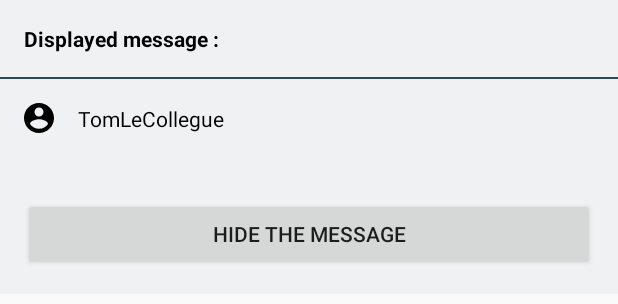
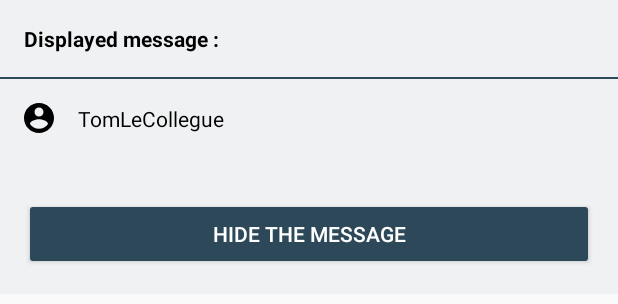
Before and after one commit to Owydoo/twitch-chat-highlight, an Android app: the layout displayed_message_layout.xml on its own in the app's theme, with its tools: preview values and no code run, on a phone screen of 412 x 824 dp. Shown: the top 304 px of the screen. Run offline under Robolectric (Android 15) with nearby library versions, the phone set to English and light mode, and no system bars.

Commit message:
fix text view value

```diff
--- a/MessageReact/app/src/main/java/com/entreprisecorp/messagereact/extensions/ScrollToTopDataObserver.kt
+++ b/MessageReact/app/src/main/java/com/entreprisecorp/messagereact/extensions/ScrollToTopDataObserver.kt
@@ -5,7 +5,7 @@ import androidx.recyclerview.widget.RecyclerView
 import com.entreprisecorp.messagereact.fastitems.MessageItem
 
 class ScrollToTopDataObserver(private val layoutManager: LinearLayoutManager,
-    private val recyclerView: RecyclerView, val block: () -> Unit)
+    private val recyclerView: RecyclerView, val block: (scroll: Boolean) -> Unit)
     : RecyclerView.AdapterDataObserver() {
     override fun onItemRangeInserted(positionStart: Int, itemCount: Int) {
         super.onItemRangeInserted(positionStart, itemCount)
@@ -14,8 +14,9 @@ class ScrollToTopDataObserver(private val layoutManager: LinearLayoutManager,
         // list, scroll to the bottom of the list to show the newly added message.
         if (lastVisiblePosition == -1 || positionStart >= itemCount - 1 && lastVisiblePosition == positionStart - 1) {
             recyclerView.scrollToPosition(positionStart)
+            block(true)
         } else {
-            block()
+            block(false)
         }
     }
 }
--- a/MessageReact/app/src/main/java/com/entreprisecorp/messagereact/fragment/HomeFragment.kt
+++ b/MessageReact/app/src/main/java/com/entreprisecorp/messagereact/fragment/HomeFragment.kt
@@ -50,7 +50,7 @@ class HomeFragment : Fragment(R.layout.fragment_home) {
 
             fastAdapter.registerAdapterDataObserver(ScrollToTopDataObserver(layoutManagerRC, this) {
                 binding.scrollToEndButton.apply {
-                    isVisible = true
+                    isVisible = !it
                 }
             })
         }
@@ -71,7 +71,7 @@ class HomeFragment : Fragment(R.layout.fragment_home) {
                 binding.include.apply {
                     rootDisplayedChatLayout.visibility = View.VISIBLE
                     messageTextView.text = it.message
-                    usernameTextView.text = it.message
+                    usernameTextView.text = it.username
                     hideMessageButton.setOnClickListener {
                         viewModel.hideMessage()
                     }
--- a/MessageReact/app/src/main/res/layout/displayed_message_layout.xml
+++ b/MessageReact/app/src/main/res/layout/displayed_message_layout.xml
@@ -65,6 +65,7 @@
         tools:text="@tools:sample/lorem[30]" />
 
     <Button
+        style="@style/Widget.AppCompat.Button.Colored"
         android:id="@+id/hideMessageButton"
         android:layout_width="0dp"
         android:layout_height="wrap_content"
--- a/MessageReact/app/src/main/res/layout/message_action_bottom_sheet_dialog_fragment.xml
+++ b/MessageReact/app/src/main/res/layout/message_action_bottom_sheet_dialog_fragment.xml
@@ -62,6 +62,7 @@
         app:layout_constraintTop_toBottomOf="@+id/usernameTextView" />
 
     <Button
+        style="@style/Widget.AppCompat.Button.Colored"
         android:id="@+id/DisplayOnStreamButton"
         android:layout_width="0dp"
         android:layout_height="wrap_content"
--- a/MessageReact/app/src/main/res/values/themes.xml
+++ b/MessageReact/app/src/main/res/values/themes.xml
@@ -9,6 +9,8 @@
         <item name="colorSecondary">@color/secondary</item>
         <item name="colorSecondaryVariant">@color/secondary</item>
         <item name="colorOnSecondary">@color/white</item>
+        <item name="colorAccent">@color/primary</item>
+
         <!-- Status bar color. -->
         <item name="android:statusBarColor" tools:targetApi="l">?attr/colorPrimaryVariant</item>
         <!-- Customize your theme here. -->
@@ -19,6 +21,7 @@
 
     <style name="AppBottomSheetDialogTheme" parent="Theme.Design.Light.BottomSheetDialog">
         <item name="bottomSheetStyle">@style/AppModalStyle</item>
+        <item name="colorAccent">@color/primary</item>
     </style>
 
     <style name="AppModalStyle" parent="Widget.Design.BottomSheet.Modal">
```
